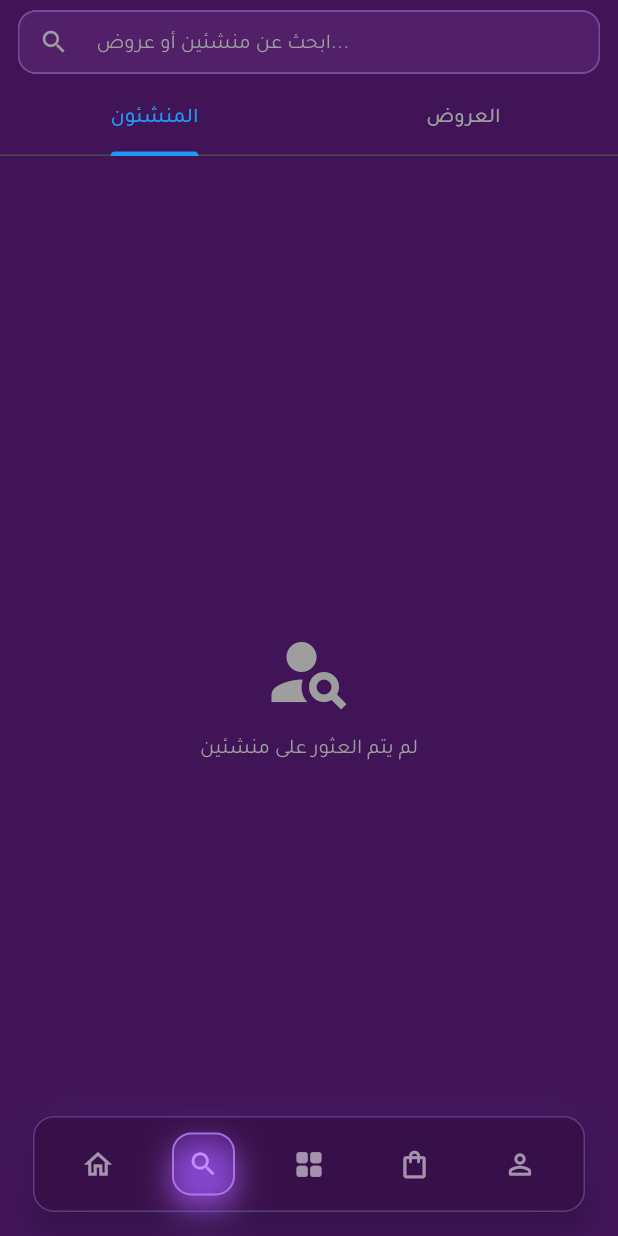
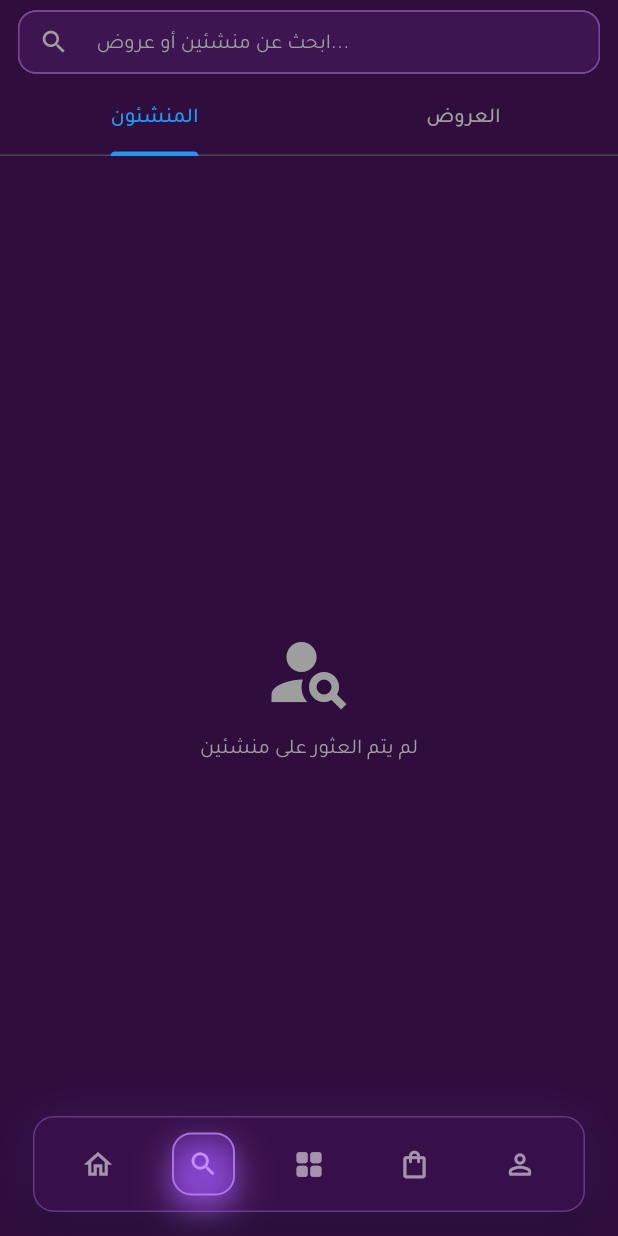
Before and after one commit to morti26/sawrly-mobile, a Flutter app: the screen it shows after launch, item 2 of the bottom bar chosen, on a phone screen of 412 x 824 dp. Run offline on Flutter 3.47's test engine with Material 3 defaults, Android fonts, the phone set to English and light mode, and no system bars; our stand-ins replace dio, flutter_secure_storage, image_picker, video_player, webview_flutter; accounts and stored records are empty; network calls fail.

Commit message:
Darken app background color

```diff
--- a/lib/core/design/design_tokens.dart
+++ b/lib/core/design/design_tokens.dart
@@ -12,9 +12,9 @@ class AppColors {
   static const Color accentPink = Color(0xFFFF4DA6);
 
   // Background colors
-  static const Color background = Color(0xFF411457);
-  static const Color surface = Color(0xFF512068);
-  static const Color surfaceLight = Color(0xFF663184);
+  static const Color background = Color(0xFF2F0D3D);
+  static const Color surface = Color(0xFF3D1550);
+  static const Color surfaceLight = Color(0xFF53206B);
   static const Color menuBackground = Color(0xFF381049);
 
   // Text colors
@@ -50,8 +50,8 @@ class AppColors {
   ];
 
   static const List<Color> darkGradient = [
-    Color(0xFF411457),
-    Color(0xFF220A2E),
+    Color(0xFF2F0D3D),
+    Color(0xFF17061F),
   ];
 }
 
```
